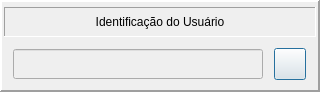
Qt form Screen/frmLogin.ui (LasFreitas/Bike) before a commit.
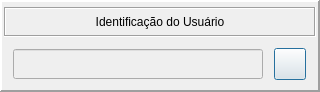
The same form after that commit. Icons and pictures are not drawn.

```diff
--- a/Screen/frmLogin.ui
+++ b/Screen/frmLogin.ui
@@ -68,7 +68,7 @@
        <string>SYS|FB|FS12</string>
       </property>
       <property name="frameShape">
-       <enum>QFrame::Panel</enum>
+       <enum>QFrame::Box</enum>
       </property>
       <property name="frameShadow">
        <enum>QFrame::Sunken</enum>
```
Left out of the diff: 3 changed lines with no effect on the pictures.
